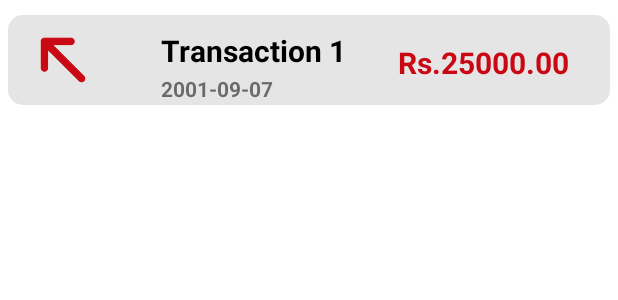
After one commit to User-Experience-Design-SE3050-2021/se3050---uee-2021s2_reg_we_01, an Android app: the layout single_bill_payment_history_item.xml on its own in the app's theme, with its tools: preview values and no code run, on a phone screen of 412 x 824 dp. The commit adds this screen. Shown: the top 300 px of the screen. Run offline under Robolectric (Android 15) with nearby library versions, the phone set to English and light mode, and no system bars.

Commit message:
add payment history component

```diff
--- a/bank_application/PeoplesBank/app/build.gradle
+++ b/bank_application/PeoplesBank/app/build.gradle
@@ -46,7 +46,8 @@ dependencies {
     testImplementation 'junit:junit:4.+'
     androidTestImplementation 'androidx.test.ext:junit:1.1.2'
     androidTestImplementation 'androidx.test.espresso:espresso-core:3.3.0'
-
+    compileOnly 'org.projectlombok:lombok:1.18.12'
+    annotationProcessor 'org.projectlombok:lombok:1.18.12'
 
     implementation 'com.github.smarteist:autoimageslider:1.4.0'
 
--- a/bank_application/PeoplesBank/app/src/main/res/layout/fragment_payment_service.xml
+++ b/bank_application/PeoplesBank/app/src/main/res/layout/fragment_payment_service.xml
@@ -196,6 +196,7 @@
         <LinearLayout
             android:layout_width="wrap_content"
             android:layout_height="wrap_content"
+            android:id="@+id/bill_pay_history"
             android:layout_gravity="center"
             android:background="@drawable/service_tab"
             android:orientation="vertical">
--- /dev/null
+++ b/bank_application/PeoplesBank/app/src/main/res/layout/single_bill_payment_history_item.xml
@@ -0,0 +1,77 @@
+<?xml version="1.0" encoding="utf-8"?>
+<androidx.cardview.widget.CardView xmlns:android="http://schemas.android.com/apk/res/android"
+    xmlns:tools="http://schemas.android.com/tools"
+    android:layout_width="match_parent"
+    android:layout_height="wrap_content"
+    xmlns:app="http://schemas.android.com/apk/res-auto"
+    android:id="@+id/single_bill_payment_item"
+    android:layout_marginVertical="10dp"
+    android:layout_marginHorizontal="5dp"
+    app:cardCornerRadius="10dp"
+    android:orientation="vertical">
+
+
+    <androidx.constraintlayout.widget.ConstraintLayout
+        android:layout_width="match_parent"
+        android:layout_height="wrap_content"
+        android:background="#E5E5E5">
+
+
+        <ImageView
+            android:id="@+id/history_status"
+            android:layout_width="60dp"
+            android:layout_height="60dp"
+            android:background="@drawable/outgoing_arrow"
+            app:layout_constraintBottom_toBottomOf="parent"
+            app:layout_constraintEnd_toStartOf="@+id/history_bill_payment_name"
+            app:layout_constraintHorizontal_bias="0.152"
+            app:layout_constraintStart_toStartOf="parent"
+            app:layout_constraintTop_toTopOf="parent"
+            app:layout_constraintVertical_bias="0.0" />
+
+        <TextView
+            android:id="@+id/history_bill_payment_name"
+            android:layout_width="150dp"
+            android:layout_height="wrap_content"
+            android:layout_marginTop="10dp"
+            android:text="Transaction 1"
+            android:textColor="@color/black"
+            android:textSize="20sp"
+            android:textStyle="bold"
+            app:layout_constraintEnd_toEndOf="parent"
+            app:layout_constraintHorizontal_bias="0.406"
+            app:layout_constraintStart_toStartOf="parent"
+            app:layout_constraintTop_toTopOf="parent" />
+
+        <TextView
+            android:id="@+id/history_bill_payment_date"
+            android:layout_width="wrap_content"
+            android:layout_height="wrap_content"
+            android:layout_marginTop="2dp"
+            android:text="2001-09-07"
+            android:textSize="14sp"
+            android:textStyle="bold"
+            app:layout_constraintEnd_toEndOf="@+id/history_bill_payment_name"
+            app:layout_constraintHorizontal_bias="0.0"
+            app:layout_constraintStart_toStartOf="@+id/history_bill_payment_name"
+            app:layout_constraintTop_toBottomOf="@+id/history_bill_payment_name" />
+
+        <TextView
+            android:id="@+id/history_bill_payment_amount"
+            android:layout_width="wrap_content"
+            android:layout_height="wrap_content"
+            android:layout_marginTop="18dp"
+            android:lines="1"
+            android:text="Rs.25000.00"
+            android:textColor="@color/wave_maroon"
+            android:textSize="20sp"
+            android:textStyle="bold"
+            app:layout_constraintEnd_toEndOf="parent"
+            app:layout_constraintHorizontal_bias="0.225"
+            app:layout_constraintStart_toEndOf="@+id/history_bill_payment_name"
+            app:layout_constraintTop_toTopOf="parent" />
+
+
+    </androidx.constraintlayout.widget.ConstraintLayout>
+
+</androidx.cardview.widget.CardView>
--- a/bank_application/PeoplesBank/app/src/main/res/values/strings.xml
+++ b/bank_application/PeoplesBank/app/src/main/res/values/strings.xml
@@ -24,4 +24,5 @@
     <string name="amount">Amount</string>
     <string name="paymentDate">Payment Date</string>
     <string name="next">Next</string>
+    <string name="hello_blank_fragment">Hello blank fragment</string>
 </resources>
```
Also changed, not shown: bank_application/PeoplesBank/app/src/main/java/com/alpha/peoplesbank/adapters/BillPaymentHistoryAdapter.java (added, +71 -0 lines), bank_application/PeoplesBank/app/src/main/java/com/alpha/peoplesbank/fragment/payment/PaymentHistory.java (added, +70 -0 lines), bank_application/PeoplesBank/app/src/main/java/com/alpha/peoplesbank/fragment/payment/PaymentService.java (+9 -1 lines), bank_application/PeoplesBank/app/src/main/java/com/alpha/peoplesbank/model/BillPayment.java (added, +17 -0 lines), bank_application/PeoplesBank/app/src/main/res/layout/fragment_payment_history.xml (added, +39 -0 lines).
